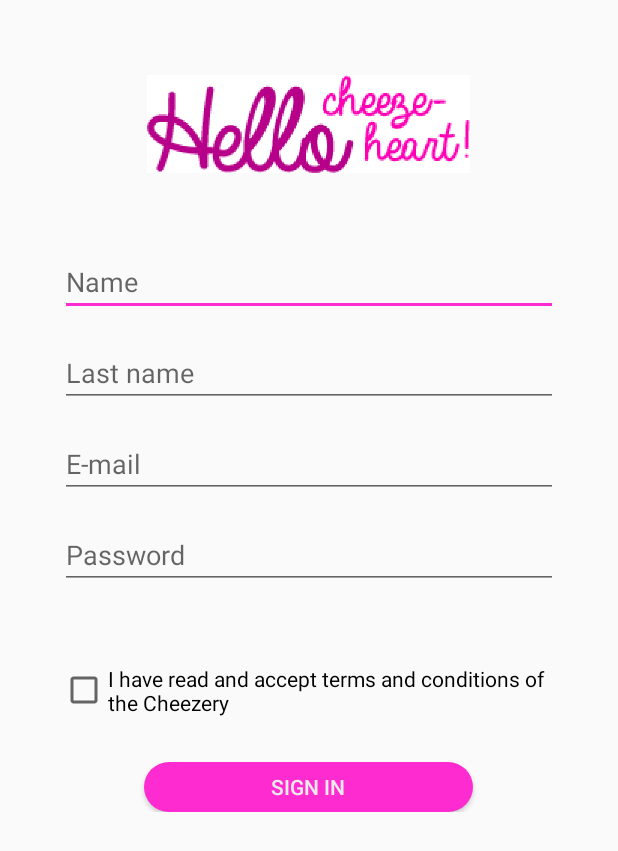
After one commit to Antonio23-Leyva/TheCheezery, an Android app: the RegisterActivity screen opened directly, with no data from a screen before it, on a phone screen of 412 x 824 dp. The commit adds this screen. Shown: the top 851 px of the screen. Run offline under Robolectric (Android 15) with nearby library versions, the phone set to English and light mode, and no system bars.

Commit message:
Add register activity

```diff
--- a/app/build.gradle
+++ b/app/build.gradle
@@ -25,7 +25,7 @@ android {
 
 dependencies {
     implementation fileTree(dir: 'libs', include: ['*.jar'])
-    implementation"org.jetbrains.kotlin:kotlin-stdlib-jdk7:$kotlin_version"
+    implementation "org.jetbrains.kotlin:kotlin-stdlib-jdk7:$kotlin_version"
     implementation 'androidx.appcompat:appcompat:1.0.2'
     implementation 'androidx.core:core-ktx:1.0.2'
     implementation 'androidx.constraintlayout:constraintlayout:1.1.3'
--- a/app/src/main/AndroidManifest.xml
+++ b/app/src/main/AndroidManifest.xml
@@ -9,6 +9,7 @@
         android:roundIcon="@mipmap/ic_launcher_round"
         android:supportsRtl="true"
         android:theme="@style/AppTheme">
+        <activity android:name=".RegisterActivity"></activity>
         <activity android:name=".MainActivity">
             <intent-filter>
                 <action android:name="android.intent.action.MAIN" />
--- /dev/null
+++ b/app/src/main/java/mx/itson/thecheezery/RegisterActivity.kt
@@ -0,0 +1,12 @@
+package mx.itson.thecheezery
+
+import androidx.appcompat.app.AppCompatActivity
+import android.os.Bundle
+
+class RegisterActivity : AppCompatActivity() {
+
+    override fun onCreate(savedInstanceState: Bundle?) {
+        super.onCreate(savedInstanceState)
+        setContentView(R.layout.activity_register)
+    }
+}
--- /dev/null
+++ b/app/src/main/res/drawable/round_button.xml
@@ -0,0 +1,9 @@
+<?xml version="1.0" encoding="utf-8"?>
+<selector xmlns:android="http://schemas.android.com/apk/res/android">
+    <item>
+        <shape android:shape="rectangle">
+            <solid android:color="@color/colorAccent"/>
+            <corners android:radius="40dp"/>
+        </shape>
+    </item>
+</selector>
--- /dev/null
+++ b/app/src/main/res/layout/activity_register.xml
@@ -0,0 +1,75 @@
+<?xml version="1.0" encoding="utf-8"?>
+<LinearLayout xmlns:android="http://schemas.android.com/apk/res/android"
+    xmlns:app="http://schemas.android.com/apk/res-auto"
+    xmlns:tools="http://schemas.android.com/tools"
+    android:layout_width="match_parent"
+    android:layout_height="match_parent"
+    android:orientation="vertical"
+    tools:context=".RegisterActivity">
+
+    <ImageView
+        android:layout_width="215dp"
+        android:layout_height="65dp"
+        android:src="@drawable/imagen1"
+        android:layout_gravity="center"
+        android:layout_marginTop="50dp"
+        />
+
+    <LinearLayout
+        android:layout_marginTop="50dp"
+        android:layout_width="match_parent"
+        android:layout_height="wrap_content"
+        android:paddingHorizontal="40dp"
+        android:orientation="vertical">
+
+        <EditText
+            android:layout_width="match_parent"
+            android:layout_height="wrap_content"
+            android:hint="@string/name"
+
+            />
+
+        <EditText
+            android:layout_marginTop="15dp"
+            android:layout_width="match_parent"
+            android:layout_height="wrap_content"
+            android:hint="@string/last_name"
+
+            />
+        <EditText
+            android:layout_marginTop="15dp"
+            android:layout_width="match_parent"
+            android:layout_height="wrap_content"
+            android:hint="@string/email"
+            android:inputType="textEmailAddress"
+            />
+
+        <EditText
+            android:layout_marginTop="15dp"
+            android:layout_width="match_parent"
+            android:layout_height="wrap_content"
+            android:hint="@string/password"
+            android:inputType="textPassword"
+
+            />
+
+        <CheckBox
+            android:layout_marginTop="50dp"
+            android:layout_width="match_parent"
+            android:layout_height="wrap_content"
+            android:text="@string/conditions"
+            />
+
+
+        <Button
+            android:layout_width="219dp"
+            android:layout_height="33dp"
+            android:layout_marginTop="30dp"
+            android:background="@drawable/round_button"
+            android:layout_gravity="center"
+            android:text="@string/sign_in"
+            android:textColor="@color/dustyWhite"
+            />
+    </LinearLayout>
+
+</LinearLayout>
--- a/app/src/main/res/values/strings.xml
+++ b/app/src/main/res/values/strings.xml
@@ -10,4 +10,15 @@
     <string name="thin">sans-serif-thin</string>
     <string name="medium">sans-serif-medium</string>
     <string name="regular">sans-serif</string>
+
+    <!-- register fields -->
+
+    <string name="name">Name</string>
+    <string name="last_name">Last name</string>
+    <string name="email">E-mail</string>
+    <string name="password">Password</string>
+    <string name="conditions">I have read and accept
+        terms and conditions of the Cheezery</string>
+    <string name="sign_in">Sign in</string>
+
 </resources>
```
